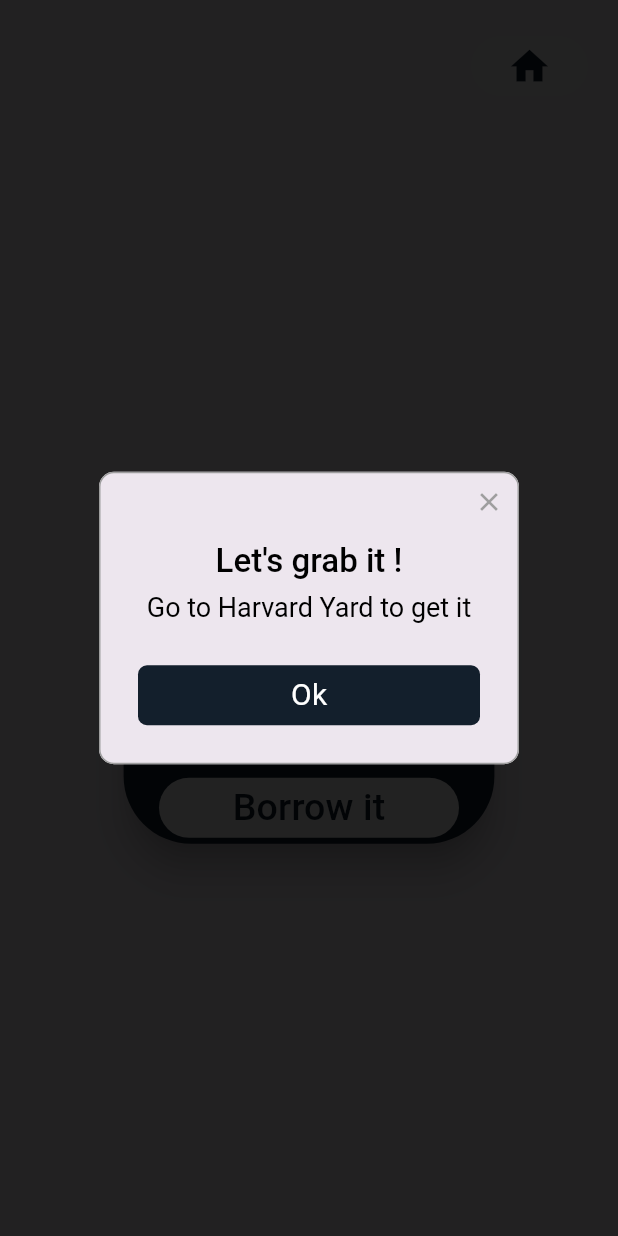
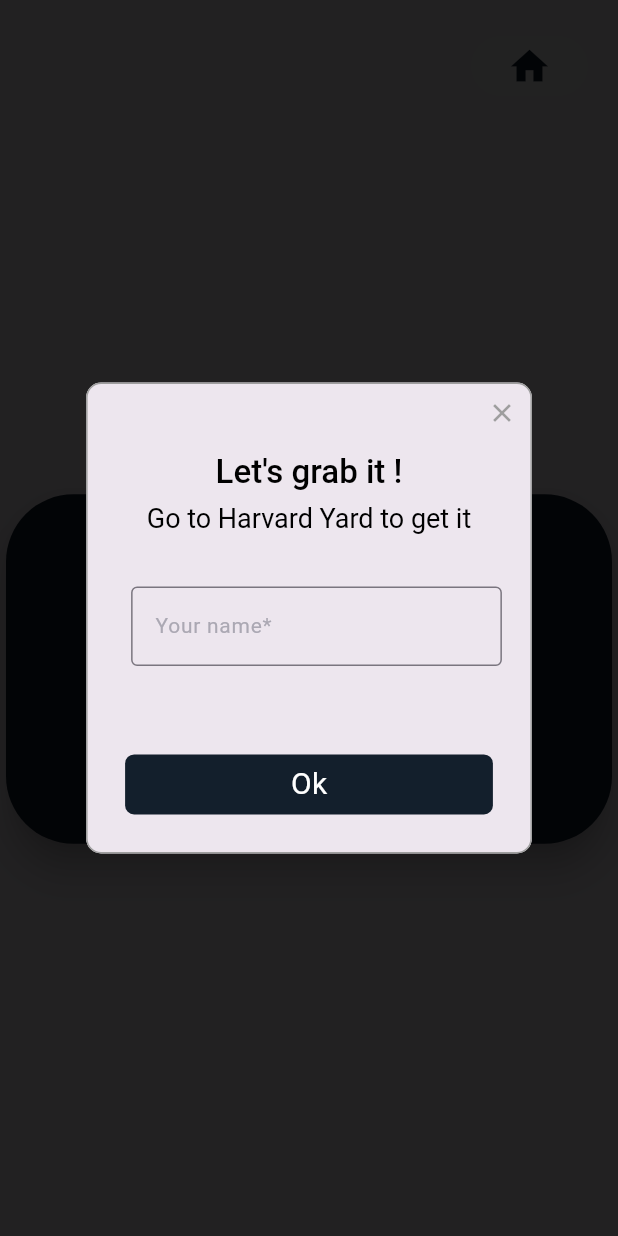
Before and after one commit to CrimsonDreamers/CSCI-S-71-Project---CommuShare, a Flutter app: the ViewItemView widget shown alone on an empty page, opened directly with empty values, after a tap on "Borrow it", on a phone screen of 412 x 824 dp. Run offline on Flutter 3.47's test engine with Material 3 defaults, Android fonts, the light colour scheme and no system bars; drawn by our look-alikes of rflutter_alert; our stand-ins replace cloud_firestore, firebase_core, fluttertoast; accounts and stored records are empty; Roboto replaces fonts that are missing (poppins).

Commit message:
Display borrower name

```diff
--- a/commushare_front/lib/model/availability.dart
+++ b/commushare_front/lib/model/availability.dart
@@ -2,7 +2,7 @@
 
 class Availability {
   final bool available;
-  final Profile? borrower;
+  final String? borrower;
   final DateTime? startDate;
   final DateTime? endDate;
 
@@ -16,7 +16,7 @@
   factory Availability.fromJson(Map<String, dynamic> json) {
     return Availability(
       available: json['available'] ?? true,
-      //borrower: Profile.fromJson(json['borrower'] ?? ""),
+      borrower: json['borrower'] ?? "",
       //startDate: DateTime.parse(json['startDate'] ?? ""),
       //endDate: DateTime.parse(json['endDate'] ?? ""),
     );
@@ -24,7 +24,7 @@
 
   Map<String, dynamic> toJson() => {
         'available': available,
-        'borrower': borrower?.toJson(),
+        'borrower': borrower ?? "",
         'startDate': startDate?.toIso8601String(),
         'endDate': endDate?.toIso8601String(),
       };
--- a/commushare_front/lib/views/view_item.dart
+++ b/commushare_front/lib/views/view_item.dart
@@ -3,6 +3,7 @@
 import 'package:commushare_front/model/item.dart';
 import 'package:commushare_front/service/database.dart';
 import 'package:flutter/material.dart';
+import 'package:fluttertoast/fluttertoast.dart';
 import 'package:rflutter_alert/rflutter_alert.dart';
 
 class ViewItemView extends StatefulWidget {
@@ -20,6 +21,7 @@
 class ViewItemViewState extends State<ViewItemView> {
   late Item item;
   late DatabaseService databaseService;
+  String borrower = "";
 
   @override
   void initState() {
@@ -152,6 +154,27 @@
                                   : const TextStyle(
                                       color: Colors.white, fontSize: 20),
                         ))),
+                        !item.availability.available ?
+                SizedBox(
+                  height: MediaQuery.of(context).size.height * 0.02,
+                  width: MediaQuery.of(context).size.width * 0.6,
+                ) : Container(),
+                !item.availability.available ? SizedBox(
+                    width: MediaQuery.of(context).size.width * 0.5,
+                    child: FittedBox(
+                        fit: BoxFit.scaleDown,
+                        child: Text(
+                          "Borrowed by: ${item.availability.borrower} " ,
+                          textAlign: TextAlign.center,
+                          style: MediaQuery.of(context).size.width > 1200
+                              ? const TextStyle(
+                                  color: Colors.white, fontSize: 40)
+                              : MediaQuery.of(context).size.width > 800
+                                  ? const TextStyle(
+                                      color: Colors.white, fontSize: 30)
+                                  : const TextStyle(
+                                      color: Colors.white, fontSize: 20),
+                        ))) : Container(),
                 SizedBox(
                   height: MediaQuery.of(context).size.height * 0.02,
                   width: MediaQuery.of(context).size.width * 0.6,
@@ -173,15 +196,57 @@
 
                             title: "Let's grab it !",
                             desc: "Go to ${item.location} to get it",
+                            content: StatefulBuilder(builder: (context, setState) {
+                              return Column(children: [
+                                SizedBox(
+                  height: MediaQuery.of(context).size.height * 0.04,
+                  width: MediaQuery.of(context).size.width * 0.6,
+                ),
+                Container(
+                  margin: const EdgeInsets.only(
+                    left: 10,
+                  ),
+                  width: MediaQuery.of(context).size.width * 0.6,
+                  child: TextFormField(
+                    key: const Key("Name Borrower"),
+                    style: const TextStyle(
+                        fontFamily: "poppins",
+                        fontSize: 14,
+                        color: mainColor),
+                    textAlign: TextAlign.start,
+                    onChanged: (value) => setState(() {
+                      borrower = value;
+                    }),
+                    decoration: const InputDecoration(
+                      hintText: 'Your name*',
+                      border: OutlineInputBorder(
+                          borderSide: BorderSide(color: Colors.white)),
+                      hintStyle: TextStyle(
+                          fontSize: 14,
+                          color: Color(0xFFABA8B3),
+                          fontFamily: 'poppins'),
+                    ),
+                  ),
+                ),
+                SizedBox(
+                  height: MediaQuery.of(context).size.height * 0.04,
+                  width: MediaQuery.of(context).size.width * 0.6,
+                ),
+                              ],);
+                            },),
                             buttons: [
                               DialogButton(
                                   key: const Key("Alert_Button"),
                                   color:
                                       const Color.fromARGB(255, 19, 31, 44),
                                   onPressed: () async {
-                                    await databaseService.setItemAvailability(item, const Availability(available: false));
-                                    // ignore: use_build_context_synchronously
+                                    if(borrower!=""){
+                                      await databaseService.setItemAvailability(item, Availability(available: false, borrower: borrower));
                                     Navigator.pushNamed(context, "/");
+                                    } else {
+                                    Fluttertoast.showToast(msg: "Please enter a name");
+                                    }
+
                                   },
                                   child: const Text(
                                     "Ok",
```
Also changed, not shown: commushare_front/lib/views/item.dart (+46 -1 lines), 1 other file.
